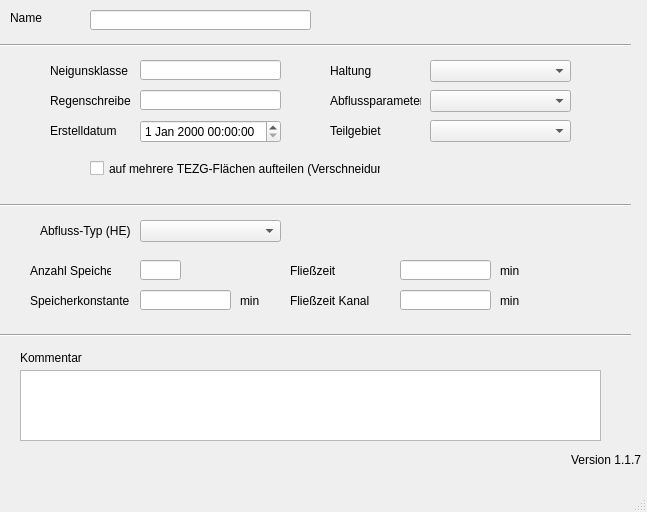
This is templates/flaechen.ui in hoettges/QKan as Qt 5 draws it before an edit. The edited form follows.
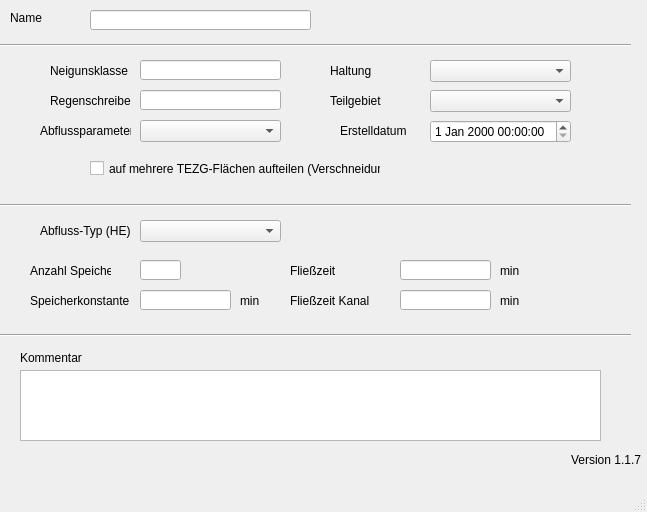
This is the edited form. Custom widgets are drawn as their Qt base class.

The edit to the form file:
```diff
--- a/templates/flaechen.ui
+++ b/templates/flaechen.ui
@@ -85,7 +85,7 @@
    <widget class="QLabel" name="label_70">
     <property name="geometry">
      <rect>
-      <x>50</x>
+      <x>340</x>
       <y>120</y>
       <width>71</width>
       <height>21</height>
@@ -124,8 +124,8 @@
    <widget class="QLabel" name="label_21">
     <property name="geometry">
      <rect>
-      <x>330</x>
-      <y>90</y>
+      <x>40</x>
+      <y>120</y>
       <width>91</width>
       <height>21</height>
      </rect>
@@ -138,7 +138,7 @@
     <property name="geometry">
      <rect>
       <x>330</x>
-      <y>120</y>
+      <y>90</y>
       <width>91</width>
       <height>21</height>
      </rect>
@@ -190,8 +190,8 @@
    <widget class="QComboBox" name="abflussparameter">
     <property name="geometry">
      <rect>
-      <x>430</x>
-      <y>90</y>
+      <x>140</x>
+      <y>120</y>
       <width>141</width>
       <height>22</height>
      </rect>
@@ -201,7 +201,7 @@
     <property name="geometry">
      <rect>
       <x>430</x>
-      <y>120</y>
+      <y>90</y>
       <width>141</width>
       <height>22</height>
      </rect>
@@ -387,7 +387,7 @@
    <widget class="QgsDateTimeEdit" name="createdat">
     <property name="geometry">
      <rect>
-      <x>140</x>
+      <x>430</x>
       <y>120</y>
       <width>141</width>
       <height>23</height>
```
Left out of the diff: 26 changed lines with no effect on the pictures.
